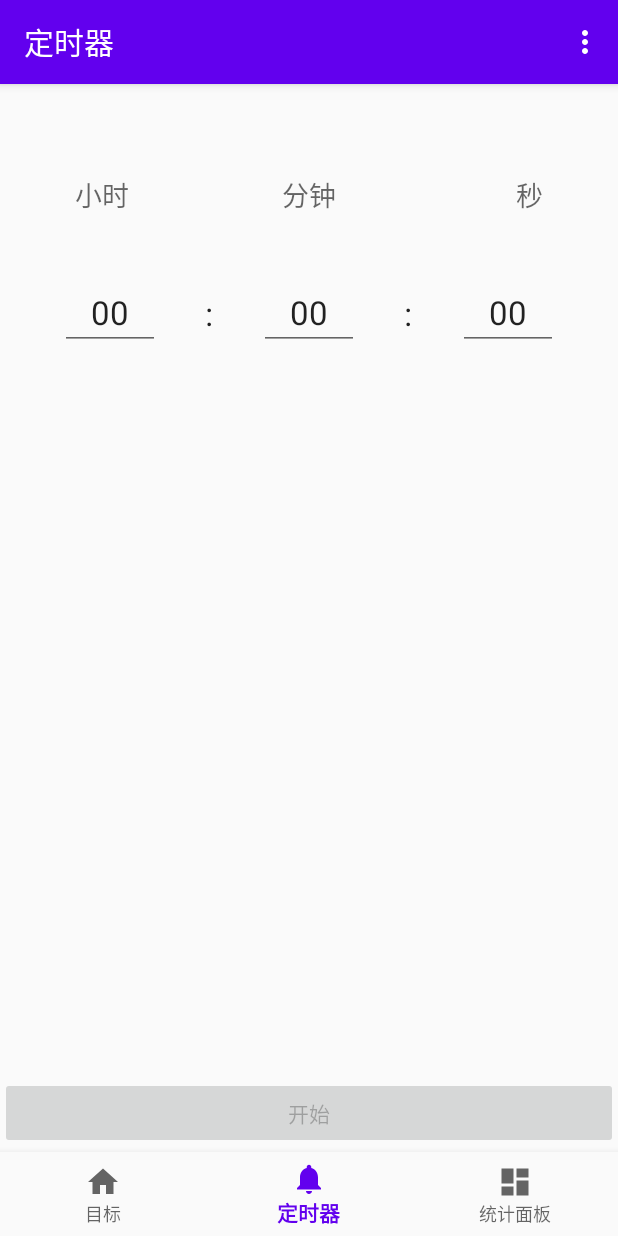
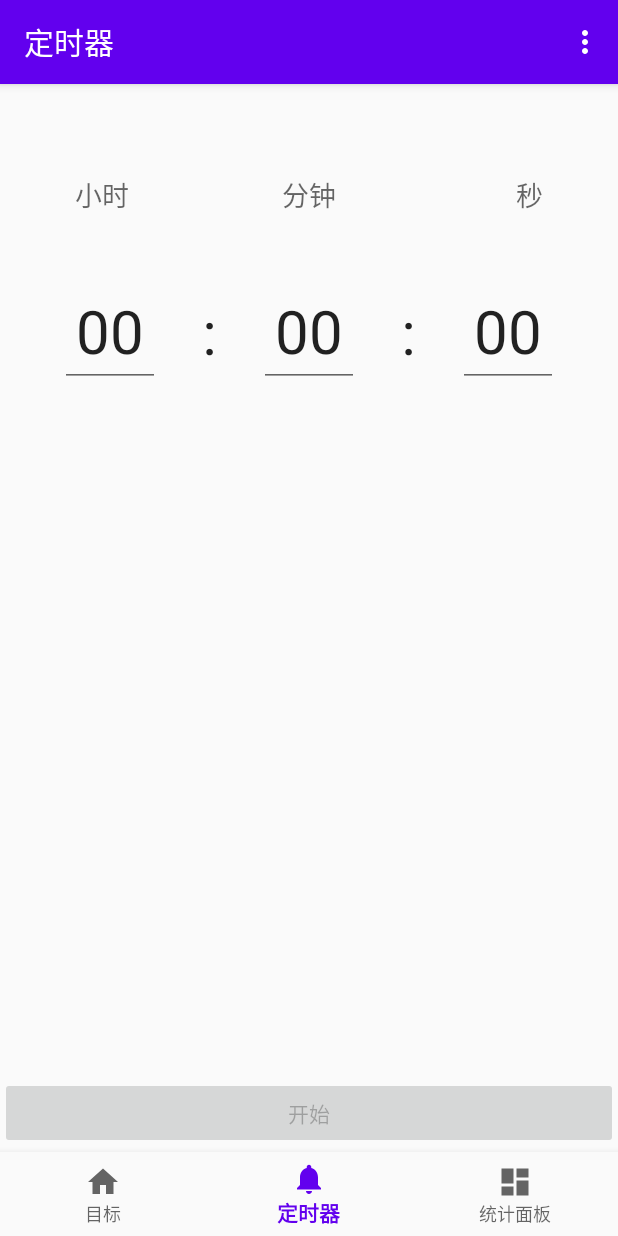
Before and after one commit to focus617/Pomodoro, an Android app: the NotificationsFragment screen opened through its navigation route, on a phone screen of 412 x 824 dp. Run offline under Robolectric (Android 15) with nearby library versions, the phone set to English and light mode, and no system bars; our stand-ins replace navigation-ui.

Commit message:
improve for size of clock in notification Fragment.

```diff
--- a/app/src/main/java/com/example/pomodoro/ui/notifications/NotificationsFragment.java
+++ b/app/src/main/java/com/example/pomodoro/ui/notifications/NotificationsFragment.java
@@ -73,10 +73,10 @@ public class NotificationsFragment extends Fragment {
 
             @Override
             public void onClick(View v) {
-                allTimeCount = Integer.parseInt(etHour.getText().toString()) * 60
+                allTime = Integer.parseInt(etHour.getText().toString()) * 60
                         * 60 + Integer.parseInt(etMin.getText().toString()) * 60
                         + Integer.parseInt(etSec.getText().toString());
-                allTime = allTimeCount;
+                allTimeCount = allTime;
                 startTimer();
                 btnStart.setVisibility(View.GONE);
                 btnPause.setVisibility(View.VISIBLE);
--- a/app/src/main/res/layout/fragment_notifications.xml
+++ b/app/src/main/res/layout/fragment_notifications.xml
@@ -54,6 +54,7 @@
         android:inputType="number"
         android:maxLength="2"
         android:singleLine="true"
+        android:textSize="@dimen/notification_clock_text_size"
         android:textAppearance="?android:attr/textAppearanceLarge"
         app:layout_constraintHorizontal_chainStyle="spread"
         app:layout_constraintHorizontal_weight="1"
@@ -67,6 +68,7 @@
         android:layout_height="wrap_content"
         android:gravity="center"
         android:text=":"
+        android:textSize="@dimen/notification_clock_text_size"
         android:textAppearance="?android:attr/textAppearanceLarge"
         app:layout_constraintBottom_toBottomOf="@id/etHour"
         app:layout_constraintHorizontal_weight="1"
@@ -82,6 +84,7 @@
         android:inputType="number"
         android:maxLength="2"
         android:singleLine="true"
+        android:textSize="@dimen/notification_clock_text_size"
         android:textAppearance="?android:attr/textAppearanceLarge"
         app:layout_constraintBottom_toBottomOf="@id/etHour"
         app:layout_constraintHorizontal_weight="1"
@@ -94,6 +97,7 @@
         android:layout_height="wrap_content"
         android:gravity="center"
         android:text=":"
+        android:textSize="@dimen/notification_clock_text_size"
         android:textAppearance="?android:attr/textAppearanceLarge"
         app:layout_constraintBottom_toBottomOf="@id/etHour"
         app:layout_constraintHorizontal_weight="1"
@@ -110,6 +114,7 @@
         android:inputType="number"
         android:maxLength="2"
         android:singleLine="true"
+        android:textSize="@dimen/notification_clock_text_size"
         android:textAppearance="?android:attr/textAppearanceLarge"
         app:layout_constraintBottom_toBottomOf="@id/etHour"
         app:layout_constraintHorizontal_weight="1"
--- a/app/src/main/res/values/dimens.xml
+++ b/app/src/main/res/values/dimens.xml
@@ -5,4 +5,5 @@
     <dimen name="fab_right_margin">18dp</dimen>
     <dimen name="fab_bottom_margin">64dp</dimen>
     <dimen name="bottomNavView_height_margin">58dp</dimen>
+    <dimen name="notification_clock_text_size">40sp</dimen>
 </resources>
```
